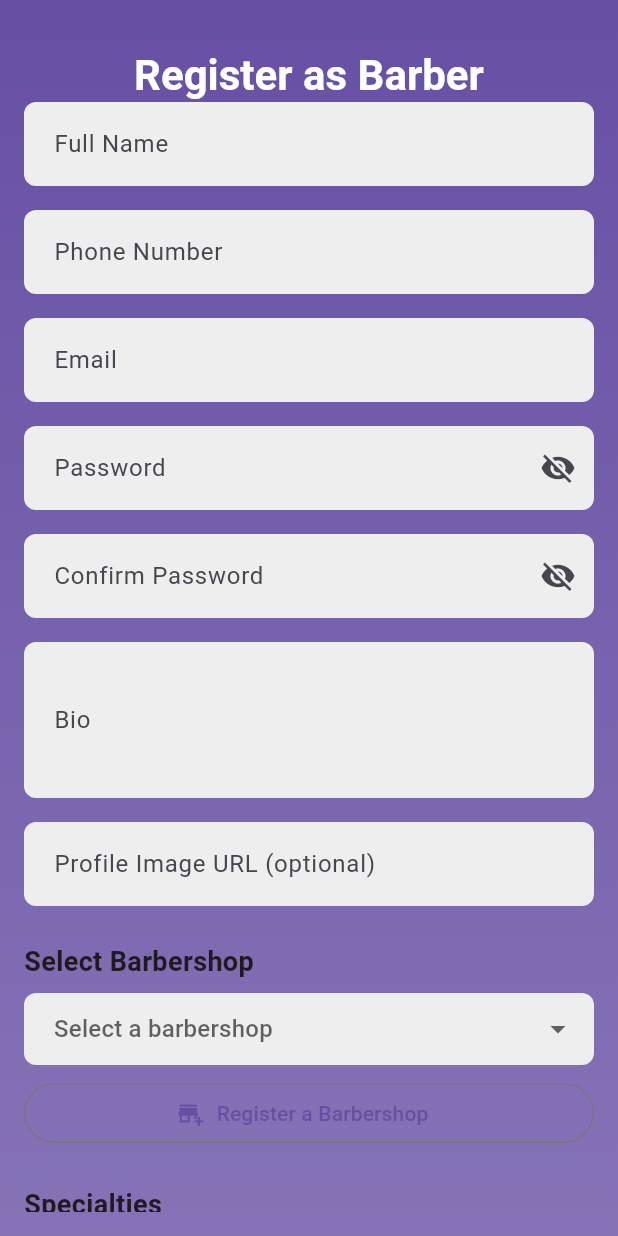
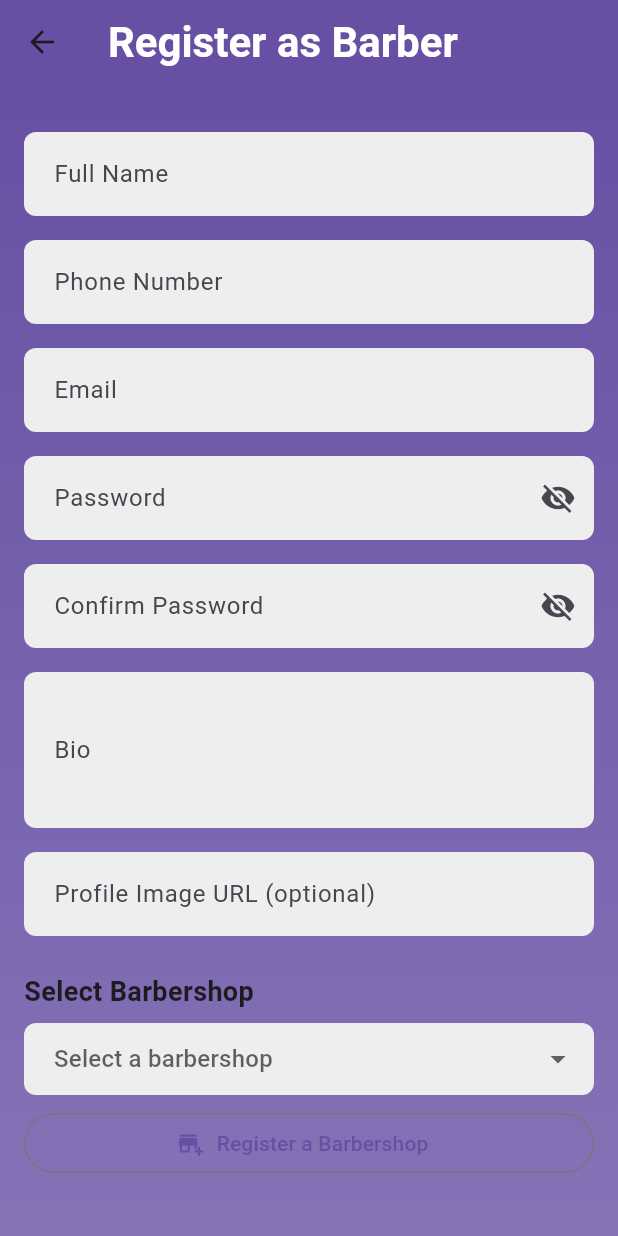
Before and after one commit to dxavsoul/barberdule, a Flutter app: the RegisterBarberScreen screen opened by its route, on a phone screen of 412 x 824 dp. Run offline on Flutter 3.47's test engine with Material 3 defaults, Android fonts, the phone set to English and light mode, and no system bars; our stand-ins replace cloud_firestore, equatable, firebase_auth, firebase_core, flutter_bloc, geolocator and 1 more; accounts and stored records are empty.

Commit message:
Improve UI of barber registration screen with enhanced app bar and conditional barbershop selection

```diff
--- a/lib/presentation/screens/registration/register_barber_screen.dart
+++ b/lib/presentation/screens/registration/register_barber_screen.dart
@@ -174,7 +174,15 @@ class _RegisterBarberScreenState extends State<RegisterBarberScreen> {
       child: Builder(
         builder: (context) {
           return Scaffold(
-            //appBar: AppBar(title: const Text('Register as Barber')),
+            appBar: AppBar(
+              backgroundColor: Theme.of(context).primaryColor,
+                title: Text('Register as Barber', style: Theme.of(context)
+                .textTheme
+                .headlineMedium
+                ?.copyWith(
+              fontWeight: FontWeight.bold,
+              color: Colors.white,
+            ), )),
             body: BlocConsumer<BarberRegistrationBloc, BarberRegistrationState>(
               listener: (context, state) {
                 if (state is BarberRegistrationSuccess) {
@@ -216,19 +224,18 @@ class _RegisterBarberScreenState extends State<RegisterBarberScreen> {
                         crossAxisAlignment: CrossAxisAlignment.stretch,
                         children: [
                           const SizedBox(height: 16),
-                          Center(
-                            child: Text(
-                              'Register as Barber',
-                              style: Theme.of(context)
-                                  .textTheme
-                                  .headlineMedium
-                                  ?.copyWith(
-                                    fontWeight: FontWeight.bold,
-                                    color: Colors.white,
-                                  ),
-                            ),
-                          ),
-                          //Text('Register as Barber'),
+                          // Center(
+                          //   child: Text(
+                          //     'Register as Barber',
+                          //     style: Theme.of(context)
+                          //         .textTheme
+                          //         .headlineMedium
+                          //         ?.copyWith(
+                          //       fontWeight: FontWeight.bold,
+                          //       color: Colors.white,
+                          //     ),
+                          //   ),
+                          // ),
                           // Name
                           TextFormField(
                             controller: _nameController,
@@ -375,7 +382,7 @@ class _RegisterBarberScreenState extends State<RegisterBarberScreen> {
                             ),
                           ),
                           const SizedBox(height: 24),
-
+                          if (_barbershops.isNotEmpty) ...[
                             // Barbershop Selection
                             if (widget.barbershopId == null) ...[
                               const Text(
@@ -418,7 +425,8 @@ class _RegisterBarberScreenState extends State<RegisterBarberScreen> {
                                 },
                               ),
                               if (_barbershops.length == 1 &&
-                                _barbershops[0]['id'] == 'no_barbershops') ...[
+                                  _barbershops[0]['id'] ==
+                                      'no_barbershops') ...[
                                 const SizedBox(height: 8),
                                 OutlinedButton.icon(
                                   icon: const Icon(Icons.add_business),
@@ -436,6 +444,7 @@ class _RegisterBarberScreenState extends State<RegisterBarberScreen> {
                                 ),
                               ],
                               const SizedBox(height: 24),
+                            ],
                           ],
 
                           // Specialties
@@ -557,6 +566,15 @@ class _RegisterBarberScreenState extends State<RegisterBarberScreen> {
                                               workingHours: _workingHours,
                                             ),
                                           );
+                                    } else {
+                                      ScaffoldMessenger.of(context)
+                                          .showSnackBar(
+                                        const SnackBar(
+                                          content: Text(
+                                            'Please fix the errors in red before submitting.',
+                                          ),
+                                        ),
+                                      );
                                     }
                                   },
                             style: ElevatedButton.styleFrom(
```
Lines whose indentation alone changed are shown as unchanged.
